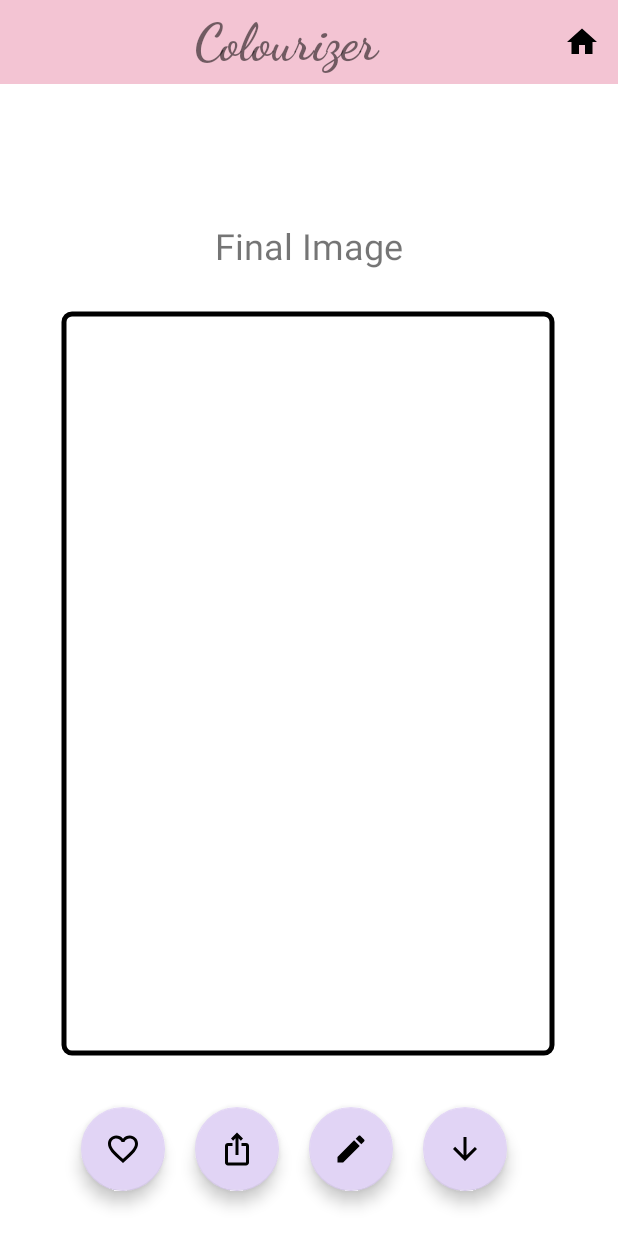
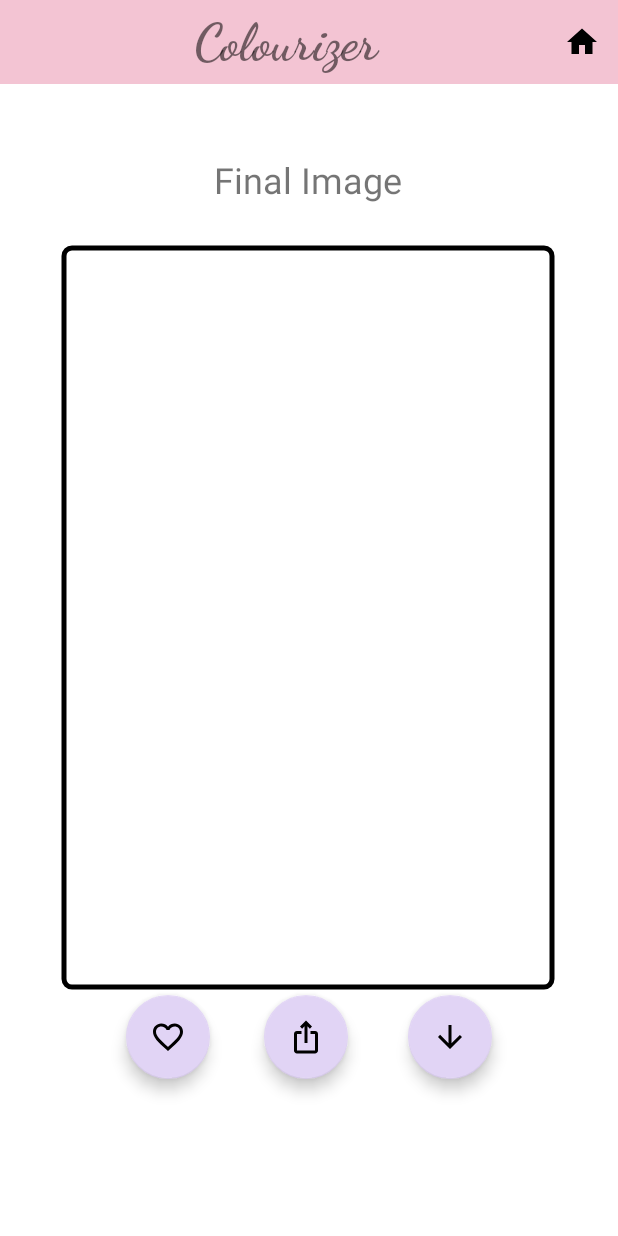
Before and after one commit to Pavithra-Ganta/colourizer-app, an Android app: the layout activity_main3.xml on its own in the app's theme, with its tools: preview values and no code run, on a phone screen of 412 x 824 dp. Run offline under Robolectric (Android 15) with nearby library versions, the light colour scheme and no system bars; Roboto replaces fonts that are not available here.

Commit message:
Menu Handler Logout Fix and Image Delete affecting favourites

```diff
--- a/app/src/main/java/com/example/colourizer/About.kt
+++ b/app/src/main/java/com/example/colourizer/About.kt
@@ -48,7 +48,7 @@ class About : AppCompatActivity(), NavigationView.OnNavigationItemSelectedListen
 
         // Set the navigation item selected listener
         navView.setNavigationItemSelectedListener(this)
-        navView.setCheckedItem(R.id.nav_abt);
+        navView.setCheckedItem(R.id.nav_abt)
     }
 
     override fun onBackPressed() {
--- a/app/src/main/java/com/example/colourizer/MainActivity2.kt
+++ b/app/src/main/java/com/example/colourizer/MainActivity2.kt
@@ -102,7 +102,7 @@ class MainActivity2 : AppCompatActivity(), NavigationView.OnNavigationItemSelect
     }
 
     private fun uploadImage(imageFile: File) {
-        val url = "http://192.168.125.135:5000/colorize"
+        val url = "http://192.168.17.135:5000/colorize"
         val client = OkHttpClient()
 
         val mediaType = "image/jpeg".toMediaTypeOrNull()
--- /dev/null
+++ b/app/src/main/res/drawable/baseline_cancel_24.xml
@@ -0,0 +1,5 @@
+<vector xmlns:android="http://schemas.android.com/apk/res/android" android:height="24dp" android:tint="#000000" android:viewportHeight="24" android:viewportWidth="24" android:width="24dp">
+
+    <path android:fillColor="@android:color/white" android:pathData="M12,2C6.47,2 2,6.47 2,12s4.47,10 10,10 10,-4.47 10,-10S17.53,2 12,2zM17,15.59L15.59,17 12,13.41 8.41,17 7,15.59 10.59,12 7,8.41 8.41,7 12,10.59 15.59,7 17,8.41 13.41,12 17,15.59z"/>
+
+</vector>
--- /dev/null
+++ b/app/src/main/res/drawable/baseline_select_all_24.xml
@@ -0,0 +1,5 @@
+<vector xmlns:android="http://schemas.android.com/apk/res/android" android:height="24dp" android:tint="#000000" android:viewportHeight="24" android:viewportWidth="24" android:width="24dp">
+
+    <path android:fillColor="@android:color/white" android:pathData="M3,5h2L5,3c-1.1,0 -2,0.9 -2,2zM3,13h2v-2L3,11v2zM7,21h2v-2L7,19v2zM3,9h2L5,7L3,7v2zM13,3h-2v2h2L13,3zM19,3v2h2c0,-1.1 -0.9,-2 -2,-2zM5,21v-2L3,19c0,1.1 0.9,2 2,2zM3,17h2v-2L3,15v2zM9,3L7,3v2h2L9,3zM11,21h2v-2h-2v2zM19,13h2v-2h-2v2zM19,21c1.1,0 2,-0.9 2,-2h-2v2zM19,9h2L21,7h-2v2zM19,17h2v-2h-2v2zM15,21h2v-2h-2v2zM15,5h2L17,3h-2v2zM7,17h10L17,7L7,7v10zM9,9h6v6L9,15L9,9z"/>
+
+</vector>
--- a/app/src/main/res/layout/activity_main3.xml
+++ b/app/src/main/res/layout/activity_main3.xml
@@ -40,12 +40,13 @@
                 android:id="@+id/textView3"
                 android:layout_width="270dp"
                 android:layout_height="48dp"
-        android:layout_marginTop="84dp"
+                android:layout_marginTop="40dp"
                 android:fontFamily="@font/amarante"
                 android:gravity="center"
                 android:text="Final Image"
                 android:textSize="24sp"
                 app:layout_constraintEnd_toEndOf="parent"
+                app:layout_constraintHorizontal_bias="0.496"
                 app:layout_constraintStart_toStartOf="parent"
                 app:layout_constraintTop_toTopOf="parent" />
 
@@ -53,49 +54,40 @@
                 android:id="@+id/floatingActionButton"
                 android:layout_width="wrap_content"
                 android:layout_height="wrap_content"
-        android:layout_marginStart="20dp"
-        app:backgroundTint="#E1D4F5"
-        android:clickable="true"
-        app:layout_constraintBottom_toBottomOf="parent"
-        app:layout_constraintStart_toEndOf="@+id/floatingActionButton2"
-        app:layout_constraintTop_toBottomOf="@+id/imageView4"
-        app:srcCompat="@drawable/download" />
-
-    <com.google.android.material.floatingactionbutton.FloatingActionButton
-        android:id="@+id/floatingActionButton2"
-        android:layout_width="wrap_content"
-        android:layout_height="wrap_content"
-        android:layout_marginStart="20dp"
+                android:layout_marginStart="40dp"
                 android:clickable="true"
                 app:backgroundTint="#E1D4F5"
                 app:layout_constraintBottom_toBottomOf="parent"
                 app:layout_constraintStart_toEndOf="@+id/floatingActionButton3"
                 app:layout_constraintTop_toBottomOf="@+id/imageView4"
-        app:srcCompat="@drawable/edit" />
+                app:layout_constraintVertical_bias="0.0"
+                app:srcCompat="@drawable/download" />
 
             <com.google.android.material.floatingactionbutton.FloatingActionButton
                 android:id="@+id/floatingActionButton3"
                 android:layout_width="wrap_content"
                 android:layout_height="wrap_content"
-        android:layout_marginStart="20dp"
+                android:layout_marginStart="36dp"
+                android:clickable="true"
                 app:backgroundTint="#E1D4F5"
-        android:clickable="true"
                 app:layout_constraintBottom_toBottomOf="parent"
                 app:layout_constraintStart_toEndOf="@+id/floatingActionButton4"
                 app:layout_constraintTop_toBottomOf="@+id/imageView4"
+                app:layout_constraintVertical_bias="0.0"
                 app:srcCompat="@drawable/share" />
 
             <com.google.android.material.floatingactionbutton.FloatingActionButton
                 android:id="@+id/floatingActionButton4"
                 android:layout_width="wrap_content"
                 android:layout_height="wrap_content"
-        android:layout_marginStart="54dp"
+                android:layout_marginStart="84dp"
                 android:clickable="true"
                 android:tint="#710808"
                 app:backgroundTint="#E1D4F5"
                 app:layout_constraintBottom_toBottomOf="parent"
                 app:layout_constraintStart_toStartOf="parent"
                 app:layout_constraintTop_toBottomOf="@+id/imageView4"
+                app:layout_constraintVertical_bias="0.0"
                 app:rippleColor="#813B3B"
                 app:srcCompat="@drawable/fav" />
 
@@ -108,5 +100,6 @@
         android:layout_height="match_parent"
         android:layout_gravity="start"
         app:headerLayout="@layout/header"
-        app:menu="@menu/menu_file" />
+        app:menu="@menu/menu_file"
+        tools:visibility="gone" />
 </androidx.drawerlayout.widget.DrawerLayout>
--- a/app/src/main/res/layout/appbar2.xml
+++ b/app/src/main/res/layout/appbar2.xml
@@ -16,7 +16,7 @@
         android:backgroundTint="#00000000"
         android:contentDescription="Select All"
         android:padding="8dp"
-        android:src="@drawable/baseline_deselect_24" />
+        android:src="@drawable/baseline_select_all_24" />
 
     <android.widget.ImageButton
         android:id="@+id/delete"
--- a/app/src/main/res/menu/menu_file.xml
+++ b/app/src/main/res/menu/menu_file.xml
@@ -1,19 +1,4 @@
 <?xml version="1.0" encoding="utf-8"?>
-<!--<menu xmlns:android="http://schemas.android.com/apk/res/android"-->
-<!--    xmlns:app="http://schemas.android.com/apk/res-auto">-->
-<!--    <item android:id="@+id/item1"-->
-<!--        android:title="Favourites"-->
-<!--        app:showAsAction="never"-->
-<!--        />-->
-<!--    <item android:id="@+id/item2"-->
-<!--        android:title="Gallery"-->
-<!--        app:showAsAction="never"-->
-<!--        />-->
-<!--    <item android:id="@+id/item3"-->
-<!--        android:title="Sign Out"-->
-<!--        app:showAsAction="never"-->
-<!--        />-->
-<!--</menu>-->
 <menu xmlns:android="http://schemas.android.com/apk/res/android"
     xmlns:app="http://schemas.android.com/apk/res-auto">
     <group android:checkableBehavior="single">
@@ -30,10 +15,6 @@
     <menu>
         <group android:checkableBehavior="single">
             <item
-                android:id="@+id/nav_profile"
-                android:icon="@drawable/prof"
-                android:title="Profile" />
-            <item
                 android:id="@+id/nav_logout"
                 android:icon="@drawable/log"
                 android:title="Logout" />
@@ -47,10 +28,6 @@
             android:id="@+id/nav_abt"
             android:icon="@drawable/abt"
             android:title="About Us" />
-        <item
-            android:id="@+id/nav_rate"
-            android:icon="@drawable/rate"
-            android:title="Rate Us" />
         </group>
     </menu>
     </item>
--- a/app/src/main/res/values-night/themes.xml
+++ b/app/src/main/res/values-night/themes.xml
@@ -2,6 +2,7 @@
     <!-- Base application theme. -->
     <style name="Base.Theme.Colourizer" parent="Theme.Material3.Light.NoActionBar">
         <!-- Customize your dark theme here. -->
+        <item name="android:windowFullscreen">true</item>
         <!-- <item name="colorPrimary">@color/my_dark_primary</item> -->
     </style>
 </resources>
--- a/app/src/main/res/xml/network_security_config.xml
+++ b/app/src/main/res/xml/network_security_config.xml
@@ -1,6 +1,6 @@
 <?xml version="1.0" encoding="utf-8"?>
 <network-security-config>
     <domain-config cleartextTrafficPermitted="true">
-        <domain includeSubdomains="true">192.168.125.135</domain>
+        <domain includeSubdomains="true">192.168.17.135</domain>
     </domain-config>
 </network-security-config>
```
Also changed, not shown: app/src/main/java/com/example/colourizer/AdapterClass.kt (+7 -0 lines), app/src/main/java/com/example/colourizer/Favourites.kt (+73 -13 lines), app/src/main/java/com/example/colourizer/Gallery.kt (+40 -1 lines), app/src/main/java/com/example/colourizer/MainActivity3.kt (+28 -4 lines), app/src/main/java/com/example/colourizer/MenuHandler.kt (+18 -11 lines), app/src/main/res/drawable/unfavorite.png (added). Lines whose indentation alone changed are shown as unchanged.
